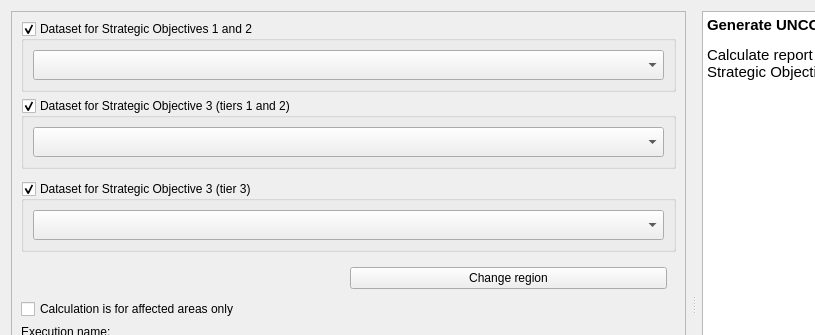
First picture: the form in LDMP/gui/DlgCalculateUNCCDReport.ui, repository ConservationInternational/trends.earth, before the edit; both pictures show x 0 to 815 and y 0 to 335 of the 969 by 635 pixel window.
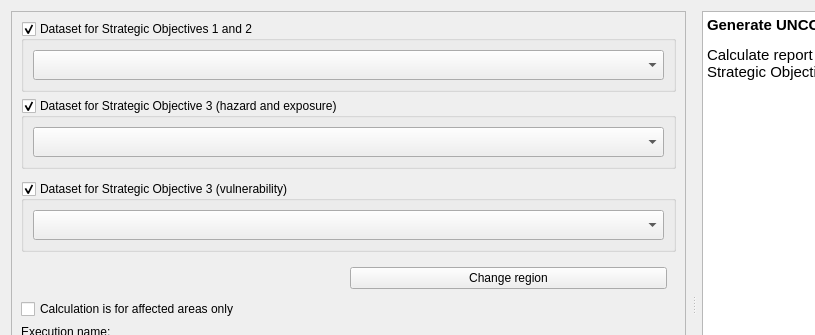
Second picture: the form after the edit. Custom widgets are drawn as their Qt base class.

Commit message: fixes drought metrics terminology under the UNCCD reporting tool

The edit to the form file:
```diff
--- a/LDMP/gui/DlgCalculateUNCCDReport.ui
+++ b/LDMP/gui/DlgCalculateUNCCDReport.ui
@@ -154,7 +154,7 @@
               </font>
              </property>
              <property name="title">
-              <string>Dataset for Strategic Objective 3 (tiers 1 and 2)</string>
+              <string>Dataset for Strategic Objective 3 (hazard and exposure)</string>
              </property>
              <property name="checkable">
               <bool>true</bool>
@@ -233,7 +233,7 @@
               </font>
              </property>
              <property name="title">
-              <string>Dataset for Strategic Objective 3 (tier 3)</string>
+              <string>Dataset for Strategic Objective 3 (vulnerability)</string>
              </property>
              <property name="checkable">
               <bool>true</bool>
```
